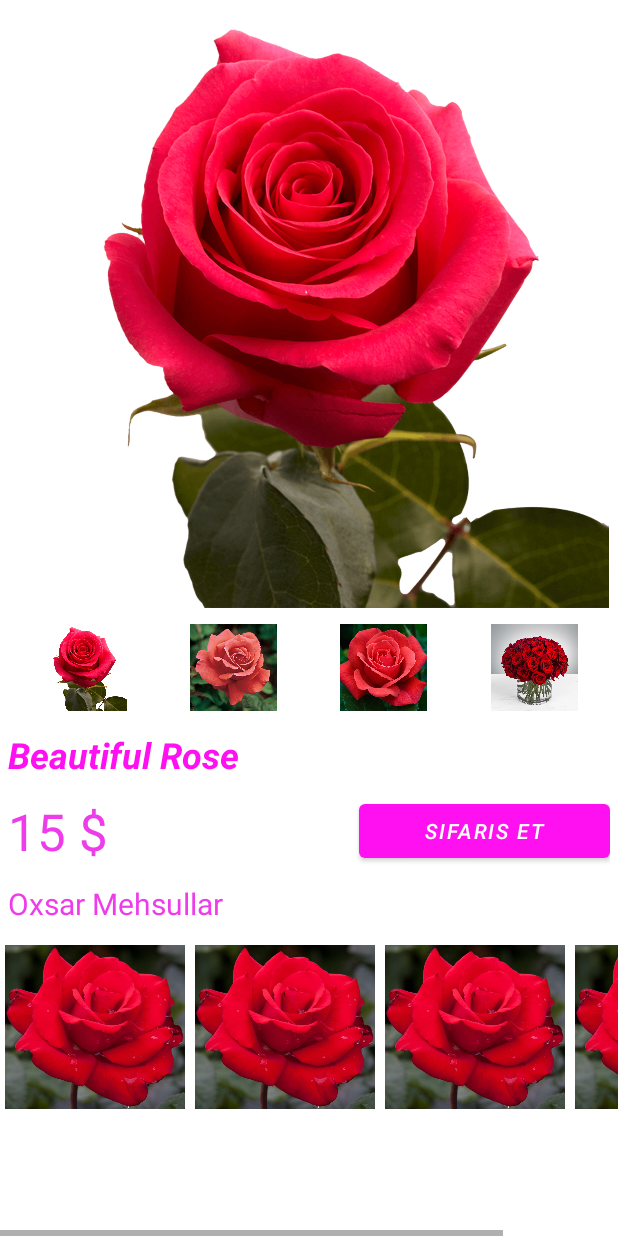
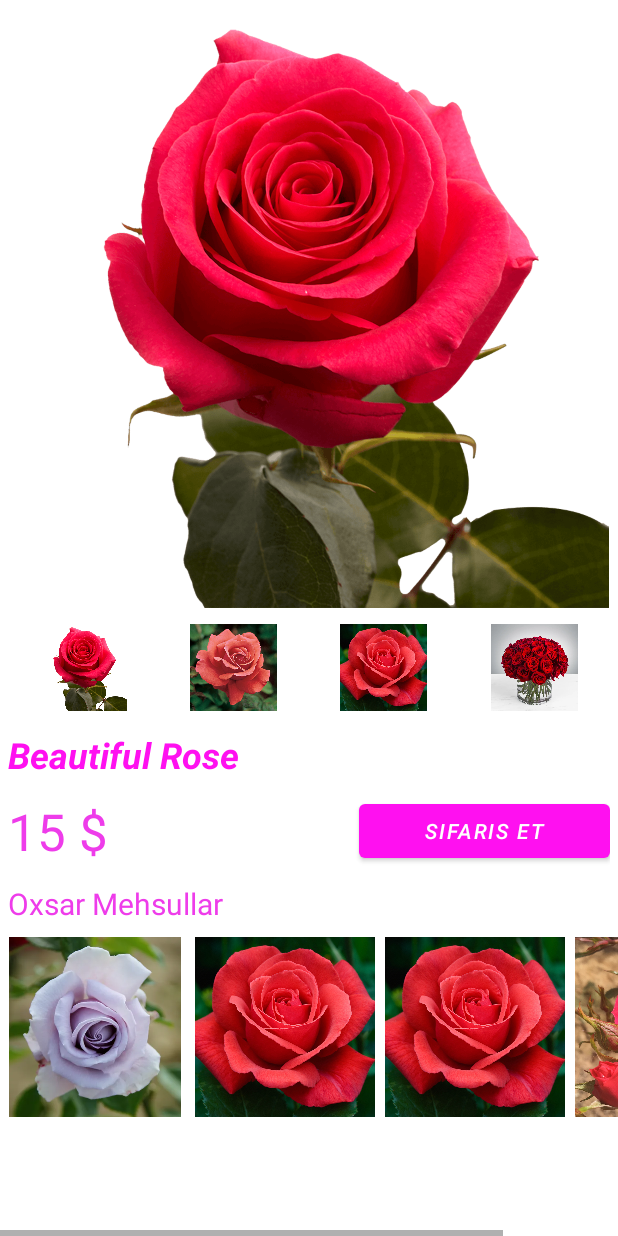
Before and after one commit to metlebrustemov/PinkStore, an Android app: the screen it shows after launch (ProductDetailsActivity), after a tap on "Rose 1", on a phone screen of 412 x 824 dp. Run offline under Robolectric (Android 15) with nearby library versions, the phone set to English and light mode, and no system bars.

Commit message:
like this

```diff
--- a/app/src/main/java/az/metleb/pinkstore/ProductDetailsActivity.java
+++ b/app/src/main/java/az/metleb/pinkstore/ProductDetailsActivity.java
@@ -2,9 +2,12 @@ package az.metleb.pinkstore;
 
 import androidx.appcompat.app.AppCompatActivity;
 
+import android.content.Intent;
 import android.os.Bundle;
 import android.view.View;
 import android.widget.ImageView;
+
+import java.util.List;
 
 import az.metleb.pinkstore.backends.ProductsBackend;
 import az.metleb.pinkstore.databinding.ActivityProductDetailsBinding;
@@ -20,6 +23,49 @@ int id;
         setContentView(binding.getRoot());
         id = getIntent().getIntExtra("ID", 0);
         ProductModel pm = ProductsBackend.getInstance().getItemsList().get(id);
+        List<ProductModel> likeThis = ProductsBackend.getInstance().getLikeThis(id);
+
+        binding.imageViewL1.setImageResource(likeThis.get(0).getImageId());
+        binding.imageViewL1.setOnClickListener(new View.OnClickListener() {
+            @Override
+            public void onClick(View view) {
+                Intent i = new Intent(getApplicationContext(), ProductDetailsActivity.class);
+                i.putExtra("ID", likeThis.get(0).getId());
+                startActivity(i);
+                finish();
+            }
+        });
+        binding.imageViewL2.setImageResource(likeThis.get(1).getImageId());
+        binding.imageViewL2.setOnClickListener(new View.OnClickListener() {
+            @Override
+            public void onClick(View view) {
+                Intent i = new Intent(getApplicationContext(), ProductDetailsActivity.class);
+                i.putExtra("ID", likeThis.get(1).getId());
+                startActivity(i);
+                finish();
+            }
+        });
+        binding.imageViewL3.setImageResource(likeThis.get(2).getImageId());
+        binding.imageViewL3.setOnClickListener(new View.OnClickListener() {
+            @Override
+            public void onClick(View view) {
+                Intent i = new Intent(getApplicationContext(), ProductDetailsActivity.class);
+                i.putExtra("ID", likeThis.get(2).getId());
+                startActivity(i);
+                finish();
+            }
+        });
+        binding.imageViewL4.setImageResource(likeThis.get(3).getImageId());
+        binding.imageViewL4.setOnClickListener(new View.OnClickListener() {
+            @Override
+            public void onClick(View view) {
+                Intent i = new Intent(getApplicationContext(), ProductDetailsActivity.class);
+                i.putExtra("ID", likeThis.get(3).getId());
+                startActivity(i);
+                finish();
+            }
+        });
+
         binding.productBigInmage.setImageResource(pm.getAllImages()[0]);
         binding.imageViewP1.setImageResource(pm.getAllImages()[0]);
         binding.imageViewP1.setTag(pm.getAllImages()[0]);
--- a/app/src/main/java/az/metleb/pinkstore/backends/ProductsBackend.java
+++ b/app/src/main/java/az/metleb/pinkstore/backends/ProductsBackend.java
@@ -1,6 +1,7 @@
 package az.metleb.pinkstore.backends;
 
 import java.util.ArrayList;
+import java.util.Collections;
 import java.util.List;
 
 import az.metleb.pinkstore.R;
@@ -10,18 +11,18 @@ public class ProductsBackend {
     private static ProductsBackend _instance;
     private List<ProductModel> itemsList = new ArrayList<>();
     private ProductsBackend(){
-        itemsList.add(new ProductModel(new int[]{R.drawable.rose1,R.drawable.rose2,R.drawable.rose3,R.drawable.rose4}, "Rose 1"));
-        itemsList.add(new ProductModel(new int[]{R.drawable.rose2,R.drawable.rose3,R.drawable.rose4, R.drawable.rose5}, "Rose 2"));
-        itemsList.add(new ProductModel(new int[]{R.drawable.rose3,R.drawable.rose4,R.drawable.rose10,R.drawable.rose11}, "Rose 3"));
-        itemsList.add(new ProductModel(new int[]{R.drawable.rose4, R.drawable.rose5,R.drawable.rose10,R.drawable.rose11}, "Rose 4"));
-        itemsList.add(new ProductModel(new int[]{R.drawable.rose5, R.drawable.rose6,R.drawable.rose3,R.drawable.rose7}, "Rose 5"));
-        itemsList.add(new ProductModel(new int[]{R.drawable.rose6,R.drawable.rose7,R.drawable.rose3,R.drawable.rose4}, "Rose 6"));
-        itemsList.add(new ProductModel(new int[]{R.drawable.rose10,R.drawable.rose11,R.drawable.rose1,R.drawable.rose2}, "Rose 7"));
-        itemsList.add(new ProductModel(new int[]{R.drawable.rose2,R.drawable.rose5,R.drawable.rose3,R.drawable.rose4}, "Rose 8"));
-        itemsList.add(new ProductModel(new int[]{R.drawable.rose3,R.drawable.rose7,R.drawable.rose5,R.drawable.rose2}, "Rose 9"));
-        itemsList.add(new ProductModel(new int[]{R.drawable.rose10,R.drawable.rose11,R.drawable.rose4, R.drawable.rose5}, "Rose 10"));
-        itemsList.add(new ProductModel(new int[]{R.drawable.rose5,R.drawable.rose2,R.drawable.rose3,R.drawable.rose7}, "Rose 11"));
-        itemsList.add(new ProductModel(new int[]{R.drawable.rose6,R.drawable.rose3,R.drawable.rose4, R.drawable.rose5}, "Rose 12"));
+        itemsList.add(new ProductModel(new int[]{R.drawable.rose1,R.drawable.rose2,R.drawable.rose3,R.drawable.rose4}, "Rose 1", 0));
+        itemsList.add(new ProductModel(new int[]{R.drawable.rose2,R.drawable.rose3,R.drawable.rose4, R.drawable.rose5}, "Rose 2", 1));
+        itemsList.add(new ProductModel(new int[]{R.drawable.rose3,R.drawable.rose4,R.drawable.rose10,R.drawable.rose11}, "Rose 3", 2));
+        itemsList.add(new ProductModel(new int[]{R.drawable.rose4, R.drawable.rose5,R.drawable.rose10,R.drawable.rose11}, "Rose 4",3));
+        itemsList.add(new ProductModel(new int[]{R.drawable.rose5, R.drawable.rose6,R.drawable.rose3,R.drawable.rose7}, "Rose 5",4));
+        itemsList.add(new ProductModel(new int[]{R.drawable.rose6,R.drawable.rose7,R.drawable.rose3,R.drawable.rose4}, "Rose 6",5));
+        itemsList.add(new ProductModel(new int[]{R.drawable.rose10,R.drawable.rose11,R.drawable.rose1,R.drawable.rose2}, "Rose 7",6));
+        itemsList.add(new ProductModel(new int[]{R.drawable.rose2,R.drawable.rose5,R.drawable.rose3,R.drawable.rose4}, "Rose 8",7));
+        itemsList.add(new ProductModel(new int[]{R.drawable.rose3,R.drawable.rose7,R.drawable.rose5,R.drawable.rose2}, "Rose 9",8));
+        itemsList.add(new ProductModel(new int[]{R.drawable.rose10,R.drawable.rose11,R.drawable.rose4, R.drawable.rose5}, "Rose 10",9));
+        itemsList.add(new ProductModel(new int[]{R.drawable.rose5,R.drawable.rose2,R.drawable.rose3,R.drawable.rose7}, "Rose 11",10));
+        itemsList.add(new ProductModel(new int[]{R.drawable.rose6,R.drawable.rose3,R.drawable.rose4, R.drawable.rose5}, "Rose 12",11));
     }
     public  static ProductsBackend getInstance(){
         if(ProductsBackend._instance == null){
@@ -33,4 +34,13 @@ public class ProductsBackend {
     public List<ProductModel> getItemsList() {
         return itemsList;
     }
+    public List<ProductModel> getLikeThis(int id){
+        List<ProductModel> cp = new ArrayList<>(this.itemsList);
+        cp.remove(id);
+        Collections.shuffle(cp);
+
+        int randomSeriesLength = 3;
+
+        return  cp.subList(0, 4);
+    }
 }
--- a/app/src/main/java/az/metleb/pinkstore/models/ProductModel.java
+++ b/app/src/main/java/az/metleb/pinkstore/models/ProductModel.java
@@ -3,6 +3,10 @@ package az.metleb.pinkstore.models;
 public class ProductModel {
     public int getImageId() {
         return imageId[0];
+    }
+
+    public  int getId(){
+        return  this.id;
     }
 
     public int[] getAllImages() {
@@ -15,9 +19,11 @@ public class ProductModel {
 
     private int imageId[];
     private String text;
+    private int id;
 
-    public ProductModel(int imageId[], String text) {
+    public ProductModel(int imageId[], String text, int id) {
         this.imageId = imageId;
         this.text = text;
+        this.id = id;
     }
 }
```
